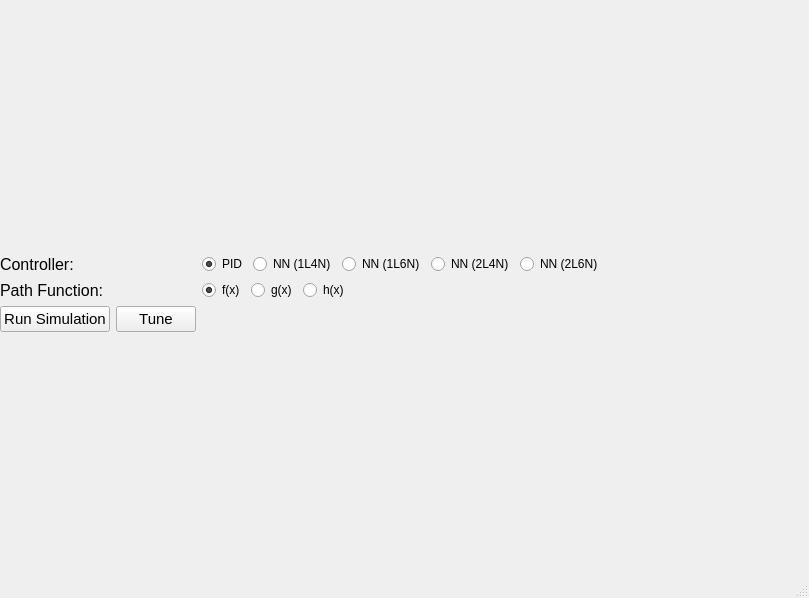
First picture: the form in src/mainwindow.ui, repository viruslobster/AdaptiveControl, before the edit.
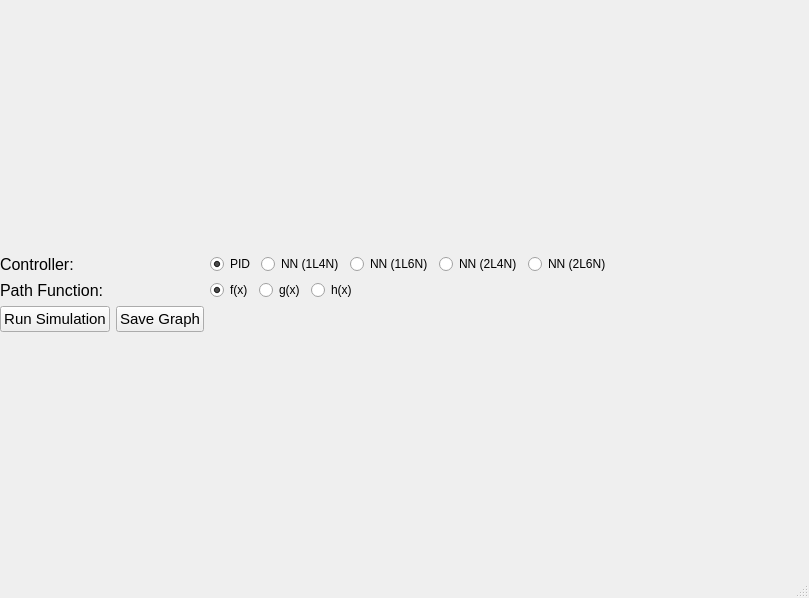
Second picture: the form after the edit. Custom widgets are drawn as their Qt base class.

Commit message: correcting button text in gui

```diff
--- a/src/mainwindow.ui
+++ b/src/mainwindow.ui
@@ -225,7 +225,7 @@
             </font>
            </property>
            <property name="text">
-            <string>Tune</string>
+            <string>Save Graph</string>
            </property>
           </widget>
          </item>
```
The commit also changes 1 other file.
